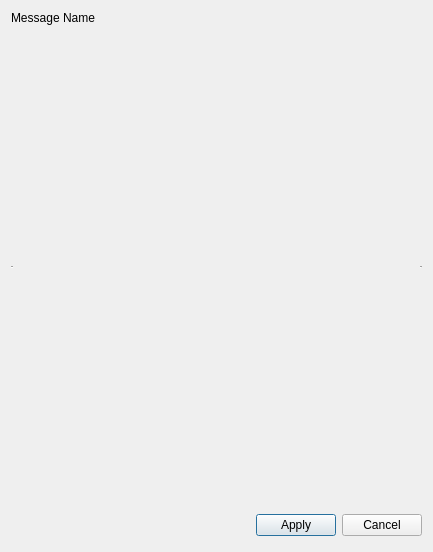
Old version of the form src/MessageEditor.ui in the repository Marskey/WhiteBox.
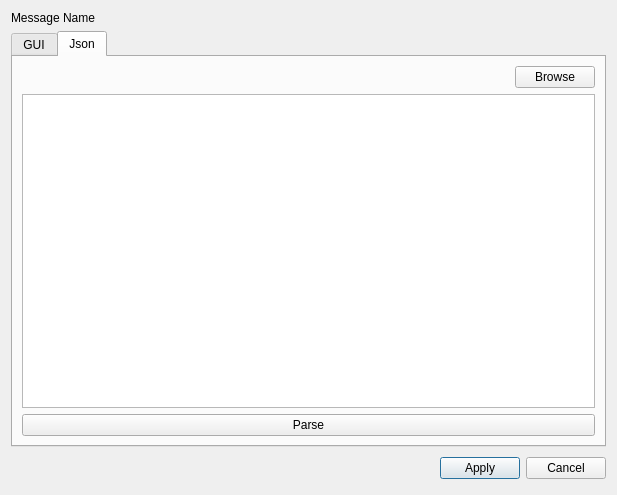
New version of the form. The open tabs and pages were chosen to show the change.

Commit message: 编辑界面添加json编辑

What changed in the file:
```diff
--- a/src/MessageEditor.ui
+++ b/src/MessageEditor.ui
@@ -6,15 +6,116 @@
    <rect>
     <x>0</x>
     <y>0</y>
-    <width>433</width>
-    <height>552</height>
+    <width>617</width>
+    <height>495</height>
    </rect>
   </property>
   <property name="windowTitle">
    <string>MessageEditor</string>
   </property>
-  <layout class="QGridLayout" name="gridLayout">
-   <item row="2" column="0">
+  <layout class="QVBoxLayout" name="verticalLayout">
+   <item>
+    <widget class="QLabel" name="labelTitle">
+     <property name="text">
+      <string>Message Name</string>
+     </property>
+    </widget>
+   </item>
+   <item>
+    <widget class="QTabWidget" name="tabWidget">
+     <property name="currentIndex">
+      <number>0</number>
+     </property>
+     <widget class="QWidget" name="tabGUI">
+      <attribute name="title">
+       <string>GUI</string>
+      </attribute>
+      <layout class="QGridLayout" name="gridLayout">
+       <property name="leftMargin">
+        <number>0</number>
+       </property>
+       <property name="topMargin">
+        <number>0</number>
+       </property>
+       <property name="rightMargin">
+        <number>0</number>
+       </property>
+       <property name="bottomMargin">
+        <number>0</number>
+       </property>
+       <item row="0" column="0">
+        <widget class="QScrollArea" name="scrollArea">
+         <property name="frameShape">
+          <enum>QFrame::HLine</enum>
+         </property>
+         <property name="widgetResizable">
+          <bool>true</bool>
+         </property>
+         <widget class="QWidget" name="scrollAreaWidgetContents">
+          <property name="geometry">
+           <rect>
+            <x>0</x>
+            <y>0</y>
+            <width>589</width>
+            <height>391</height>
+           </rect>
+          </property>
+          <property name="styleSheet">
+           <string notr="true">background: transparent;</string>
+          </property>
+         </widget>
+        </widget>
+       </item>
+      </layout>
+     </widget>
+     <widget class="QWidget" name="tabJson">
+      <attribute name="title">
+       <string>Json</string>
+      </attribute>
+      <layout class="QGridLayout" name="gridLayout_2">
+       <item row="0" column="0">
+        <layout class="QVBoxLayout" name="importLayout">
+         <item>
+          <layout class="QHBoxLayout" name="horizontalLayout">
+           <item>
+            <spacer name="horizontalSpacer">
+             <property name="orientation">
+              <enum>Qt::Horizontal</enum>
+             </property>
+             <property name="sizeHint" stdset="0">
+              <size>
+               <width>412</width>
+               <height>17</height>
+              </size>
+             </property>
+            </spacer>
+           </item>
+           <item>
+            <widget class="QPushButton" name="btnBrowse">
+             <property name="text">
+              <string>Browse</string>
+             </property>
+            </widget>
+           </item>
+          </layout>
+         </item>
+         <item>
+          <widget class="QTextEdit" name="textEdit"/>
+         </item>
+        </layout>
+       </item>
+       <item row="1" column="0">
+        <widget class="QPushButton" name="btnParse">
+         <property name="text">
+          <string>Parse</string>
+         </property>
+        </widget>
+       </item>
+      </layout>
+     </widget>
+    </widget>
+   </item>
+   <item>
     <layout class="QHBoxLayout">
      <property name="spacing">
       <number>6</number>
@@ -49,6 +150,9 @@
        <property name="text">
         <string>Apply</string>
        </property>
+       <property name="default">
+        <bool>true</bool>
+       </property>
       </widget>
      </item>
      <item>
@@ -60,33 +164,6 @@
      </item>
     </layout>
    </item>
-   <item row="0" column="0">
-    <widget class="QLabel" name="labelTitle">
-     <property name="text">
-      <string>Message Name</string>
-     </property>
-    </widget>
-   </item>
-   <item row="1" column="0">
-    <widget class="QScrollArea" name="scrollArea">
-     <property name="frameShape">
-      <enum>QFrame::HLine</enum>
-     </property>
-     <property name="widgetResizable">
-      <bool>true</bool>
-     </property>
-     <widget class="QWidget" name="scrollAreaWidgetContents">
-      <property name="geometry">
-       <rect>
-        <x>0</x>
-        <y>0</y>
-        <width>411</width>
-        <height>473</height>
-       </rect>
-      </property>
-     </widget>
-    </widget>
-   </item>
   </layout>
  </widget>
  <resources/>
```
Left out of the diff: 14 changed lines with no effect on the pictures. The commit also changes 17 other files.
